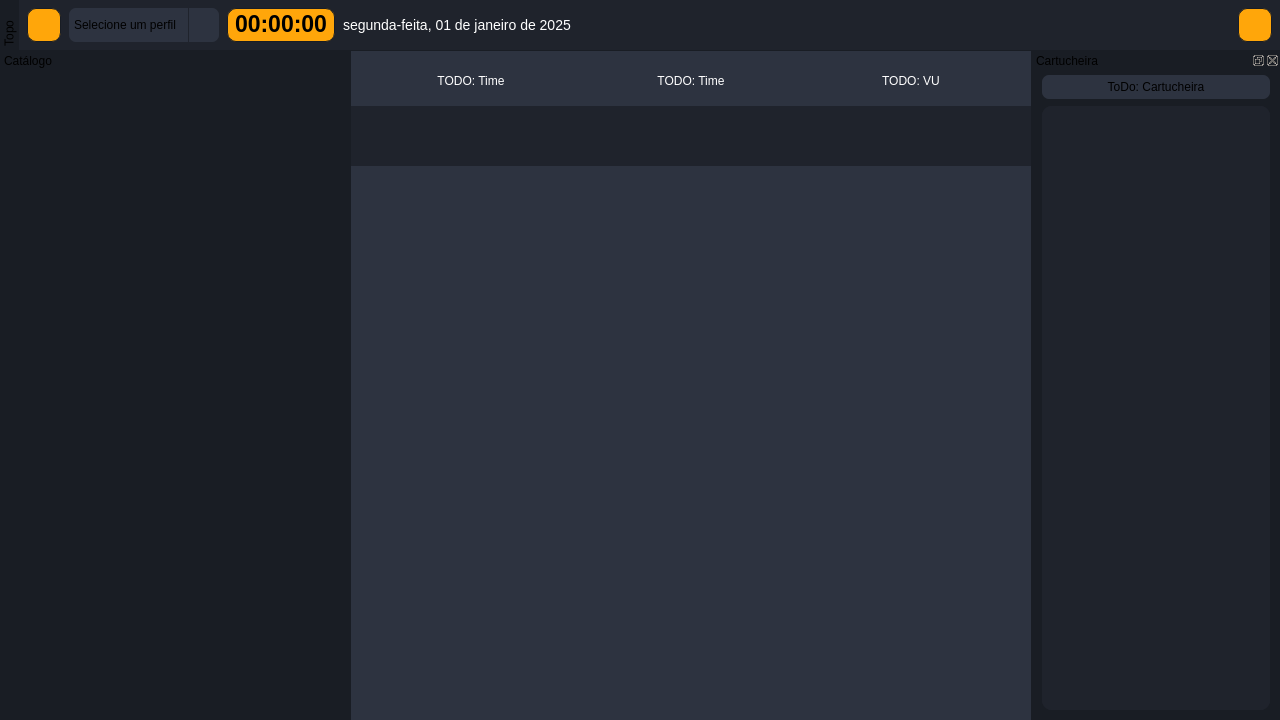
Above: src/ui/Flow.ui from BrunoCardosoFS/NaxiStudioFlow before the change. Below: the same form after it.
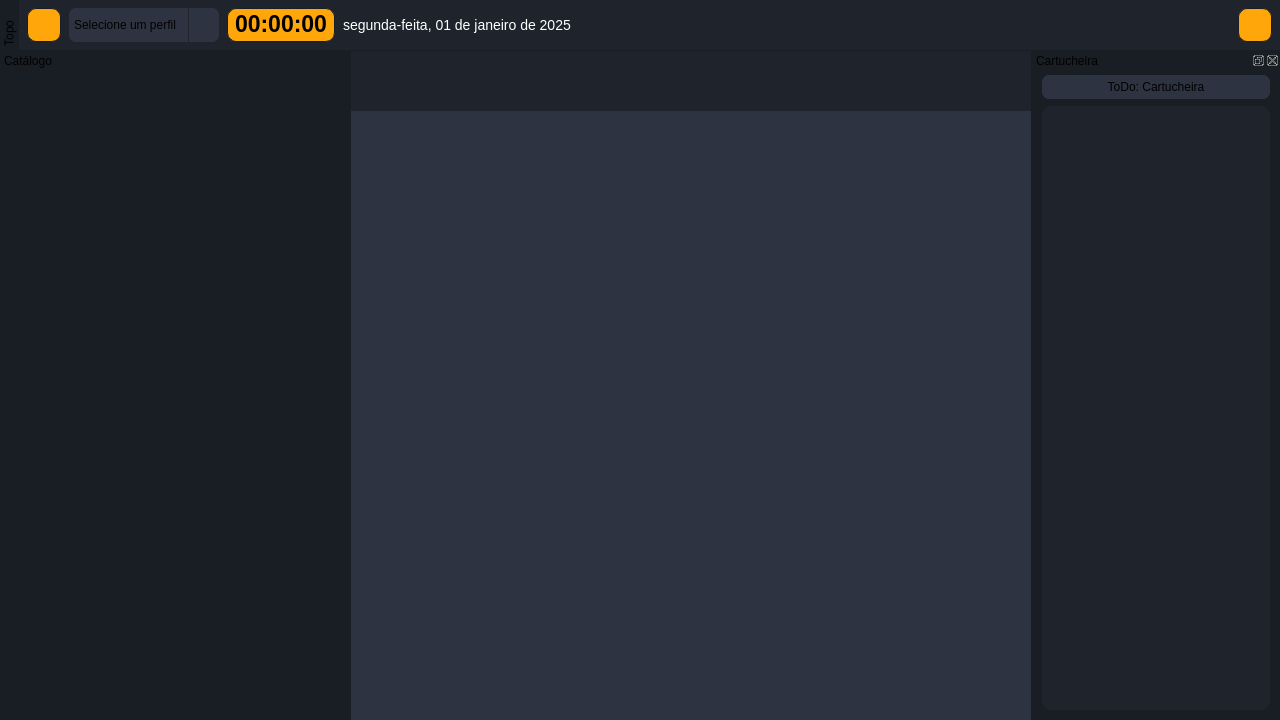
That is the form after the change. Icons and pictures are not drawn. Custom widgets are drawn as their Qt base class.

Commit message:
feat(ui): integrate playlist model and delegate into Flow window
- Replace playlist scroll area in Flow.ui with PlaylistView
- Instantiate PlaylistManager and PlaylistItemDelegate in Flow
- Bind playlist model and delegate to the view
- Remove legacy spacer from playlist layout

Diff of the .ui file:
```diff
--- a/src/ui/Flow.ui
+++ b/src/ui/Flow.ui
@@ -248,13 +248,36 @@
 	border-radius: 27px;
 }
 
-#PlayerControl QPushButton:hover{
-	background-color: #0c101a;
+#playlistView {
+	background-color: #2D3340;
+	border: none;
+	outline: none;
 }
 
-#PlaylistScroll, #PlaylistScroll #PlaylistContent{
-	background: transparent;
+#playlistView::item {
 	border: none;
+	outline: none;
+}
+
+#playlistView QScrollBar:vertical {
+	background-color: #12151c;
+	width: 8px;
+	margin: 0px;
+	border-radius: 4px;
+}
+
+#playlistView QScrollBar::handle:vertical {
+	background-color: #2b3345;
+	min-height: 25px;
+	border-radius: 4px;
+}
+
+#playlistView QScrollBar::handle:vertical:hover {
+	background-color: #3b4760;
+}
+
+#playlistView QScrollBar::add-line:vertical, #playlistView QScrollBar::sub-line:vertical {
+	height: 0px;
 }
 
 ProgramBlock{
@@ -323,102 +346,6 @@
        <property name="bottomMargin">
         <number>0</number>
        </property>
-       <item>
-        <widget class="QWidget" name="PlayerInfo" native="true">
-         <property name="sizePolicy">
-          <sizepolicy hsizetype="Expanding" vsizetype="Fixed">
-           <horstretch>0</horstretch>
-           <verstretch>0</verstretch>
-          </sizepolicy>
-         </property>
-         <property name="minimumSize">
-          <size>
-           <width>0</width>
-           <height>50</height>
-          </size>
-         </property>
-         <property name="maximumSize">
-          <size>
-           <width>16777215</width>
-           <height>50</height>
-          </size>
-         </property>
-         <layout class="QHBoxLayout" name="horizontalLayout_3">
-          <property name="spacing">
-           <number>0</number>
-          </property>
-          <property name="leftMargin">
-           <number>10</number>
-          </property>
-          <property name="topMargin">
-           <number>10</number>
-          </property>
-          <property name="rightMargin">
-           <number>10</number>
-          </property>
-          <property name="bottomMargin">
-           <number>0</number>
-          </property>
-          <item>
-           <widget class="QLabel" name="label_7">
-            <property name="sizePolicy">
-             <sizepolicy hsizetype="Expanding" vsizetype="Expanding">
-              <horstretch>0</horstretch>
-              <verstretch>0</verstretch>
-             </sizepolicy>
-            </property>
-            <property name="text">
-             <string notr="true">TODO: Time</string>
-            </property>
-            <property name="scaledContents">
-             <bool>false</bool>
-            </property>
-            <property name="alignment">
-             <set>Qt::AlignmentFlag::AlignCenter</set>
-            </property>
-           </widget>
-          </item>
-          <item>
-           <widget class="QLabel" name="label_8">
-            <property name="sizePolicy">
-             <sizepolicy hsizetype="Expanding" vsizetype="Expanding">
-              <horstretch>0</horstretch>
-              <verstretch>0</verstretch>
-             </sizepolicy>
-            </property>
-            <property name="text">
-             <string notr="true">TODO: Time</string>
-            </property>
-            <property name="scaledContents">
-             <bool>false</bool>
-            </property>
-            <property name="alignment">
-             <set>Qt::AlignmentFlag::AlignCenter</set>
-            </property>
-           </widget>
-          </item>
-          <item>
-           <widget class="QLabel" name="label">
-            <property name="sizePolicy">
-             <sizepolicy hsizetype="Expanding" vsizetype="Expanding">
-              <horstretch>0</horstretch>
-              <verstretch>0</verstretch>
-             </sizepolicy>
-            </property>
-            <property name="text">
-             <string notr="true">TODO: VU</string>
-            </property>
-            <property name="scaledContents">
-             <bool>false</bool>
-            </property>
-            <property name="alignment">
-             <set>Qt::AlignmentFlag::AlignCenter</set>
-            </property>
-           </widget>
-          </item>
-         </layout>
-        </widget>
-       </item>
        <item>
         <widget class="QWidget" name="PlayerControl" native="true">
          <property name="sizePolicy">
@@ -646,49 +573,37 @@
      </widget>
     </item>
     <item>
-     <widget class="QScrollArea" name="PlaylistScroll">
+     <widget class="PlaylistView" name="playlistView">
+      <property name="acceptDrops">
+       <bool>true</bool>
+      </property>
       <property name="verticalScrollBarPolicy">
        <enum>Qt::ScrollBarPolicy::ScrollBarAsNeeded</enum>
       </property>
       <property name="horizontalScrollBarPolicy">
-       <enum>Qt::ScrollBarPolicy::ScrollBarAsNeeded</enum>
+       <enum>Qt::ScrollBarPolicy::ScrollBarAlwaysOff</enum>
       </property>
-      <property name="sizeAdjustPolicy">
-       <enum>QAbstractScrollArea::SizeAdjustPolicy::AdjustIgnored</enum>
+      <property name="showDropIndicator" stdset="0">
+       <bool>true</bool>
       </property>
-      <property name="widgetResizable">
+      <property name="dragEnabled">
        <bool>true</bool>
       </property>
-      <property name="alignment">
-       <set>Qt::AlignmentFlag::AlignHCenter|Qt::AlignmentFlag::AlignTop</set>
+      <property name="dragDropMode">
+       <enum>QAbstractItemView::DragDropMode::InternalMove</enum>
       </property>
-      <widget class="QWidget" name="PlaylistContent">
-       <property name="geometry">
-        <rect>
-         <x>0</x>
-         <y>0</y>
-         <width>680</width>
-         <height>554</height>
-        </rect>
-       </property>
-       <layout class="QVBoxLayout" name="verticalLayout_7">
-        <property name="spacing">
-         <number>10</number>
-        </property>
-        <property name="leftMargin">
-         <number>20</number>
-        </property>
-        <property name="topMargin">
-         <number>20</number>
-        </property>
-        <property name="rightMargin">
-         <number>20</number>
-        </property>
-        <property name="bottomMargin">
-         <number>20</number>
-        </property>
-       </layout>
-      </widget>
+      <property name="selectionMode">
+       <enum>QAbstractItemView::SelectionMode::SingleSelection</enum>
+      </property>
+      <property name="selectionBehavior">
+       <enum>QAbstractItemView::SelectionBehavior::SelectRows</enum>
+      </property>
+      <property name="spacing">
+       <number>0</number>
+      </property>
+      <property name="uniformItemSizes">
+       <bool>false</bool>
+      </property>
      </widget>
     </item>
    </layout>
@@ -1111,6 +1026,13 @@
    </widget>
   </widget>
  </widget>
+ <customwidgets>
+  <customwidget>
+   <class>PlaylistView</class>
+   <extends>QListView</extends>
+   <header>ui/widgets/playlist/PlaylistView.h</header>
+  </customwidget>
+ </customwidgets>
  <resources>
   <include location="../resources/app.qrc"/>
   <include location="resources/flow.qrc"/>
```
Left out of the diff: 2 changed lines with no effect on the pictures. The commit also changes 2 other files.
